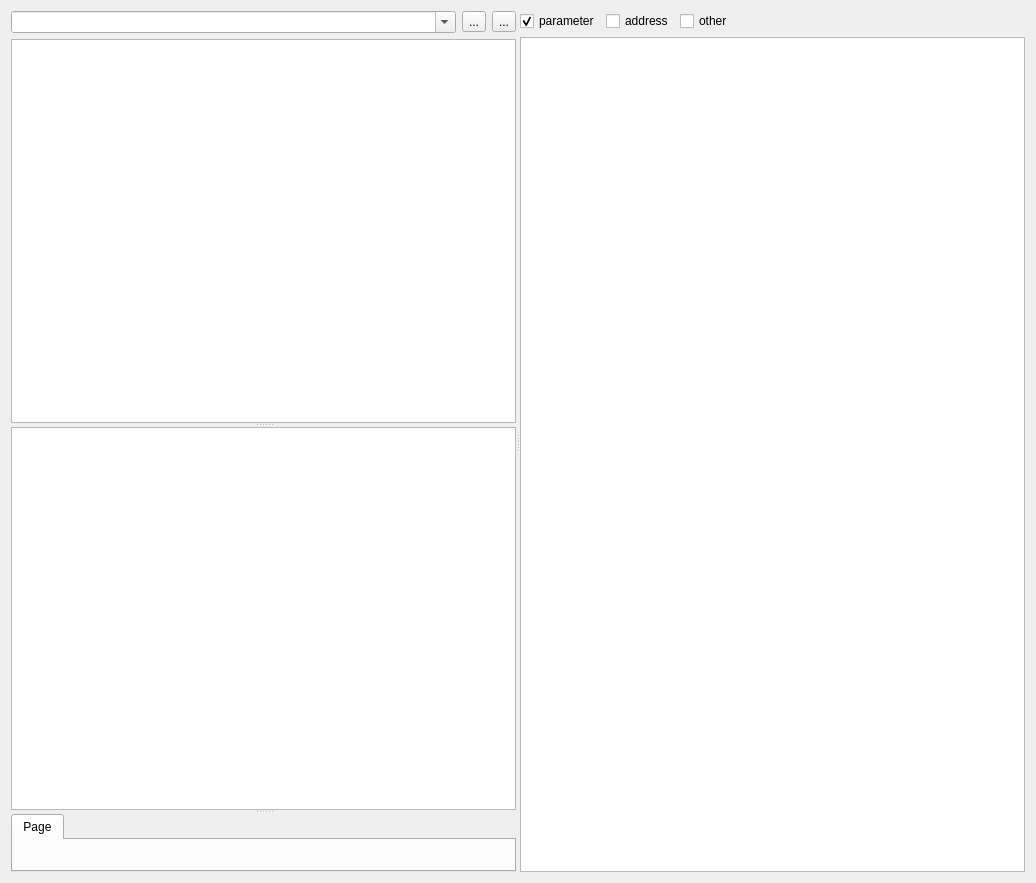
Qt form ui/PulseProgram.ui (MonroeQuantumNetworks/IonControl) before a commit.
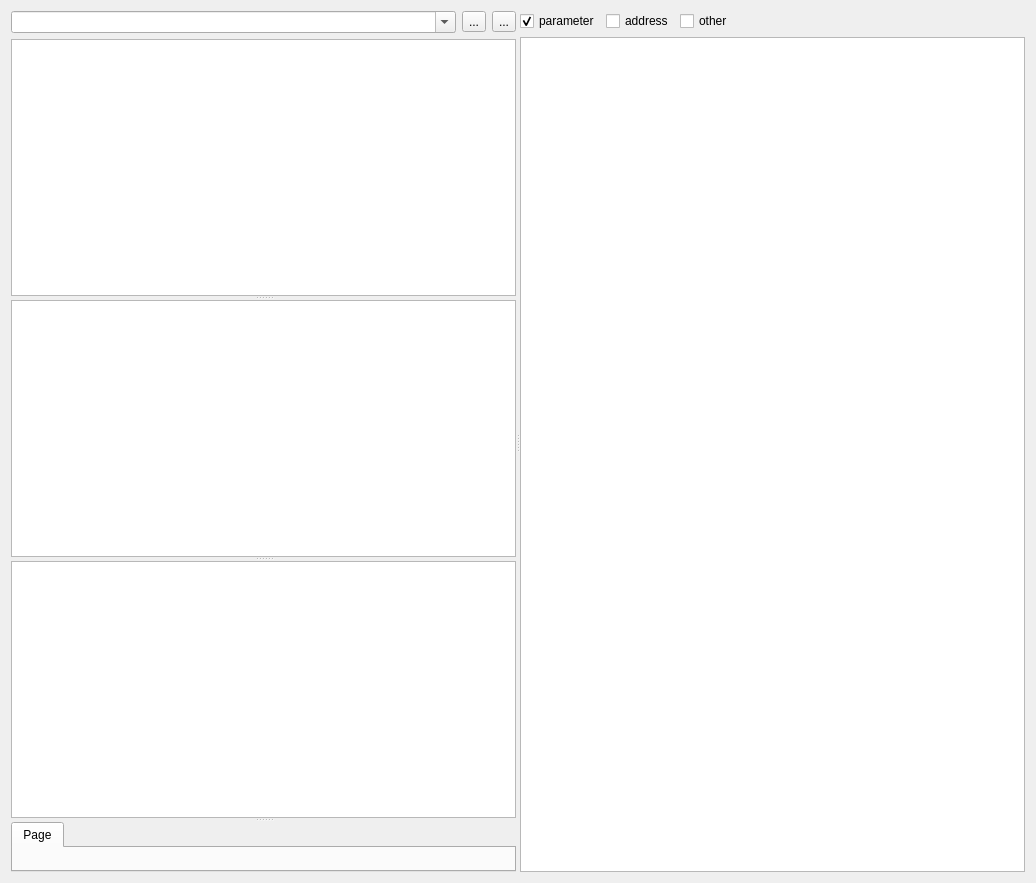
The same form after that commit. Icons and pictures are not drawn.

What changed in the file:
```diff
--- a/ui/PulseProgram.ui
+++ b/ui/PulseProgram.ui
@@ -67,6 +67,7 @@
          </property>
          <widget class="QTableView" name="shutterTableView"/>
          <widget class="QTableView" name="triggerTableView"/>
+         <widget class="QTableView" name="counterTableView"/>
          <widget class="QTabWidget" name="sourceTabs">
           <property name="sizePolicy">
            <sizepolicy hsizetype="MinimumExpanding" vsizetype="MinimumExpanding">
```
